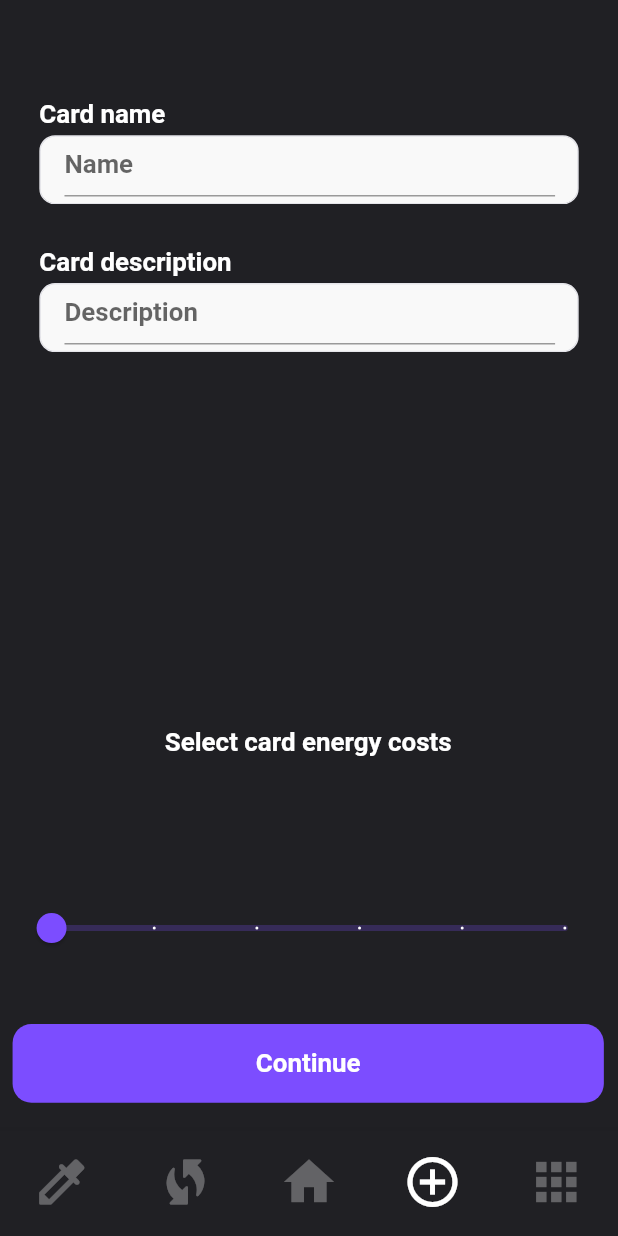
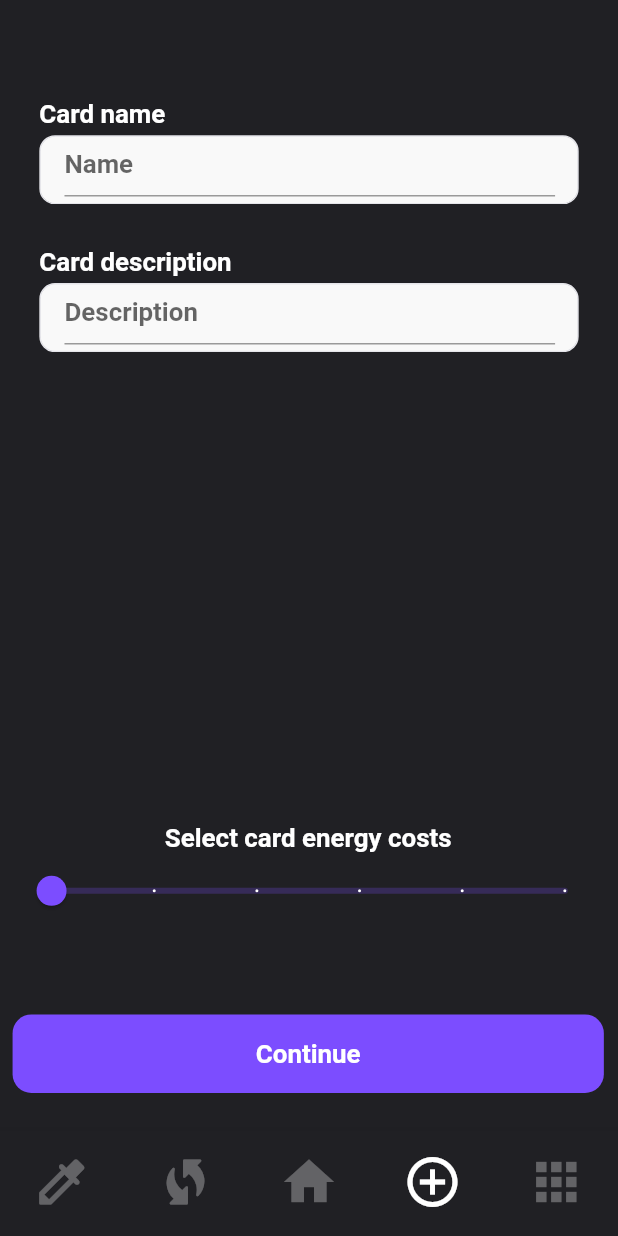
Before and after one commit to PaulAndert/caf_cards_frontend, a Flutter app: the screen it shows after launch, item 4 of the bottom bar chosen, on a phone screen of 412 x 824 dp. Run offline on Flutter 3.47's test engine with Material 2 defaults, Android fonts, the phone set to English and light mode, and no system bars; our stand-ins replace device_info_plus, google_fonts, qr_flutter; missing offline and left inert: qr_code_scanner; accounts and stored records are empty; network calls fail; Roboto replaces fonts that are missing (SF Pro Display).

Commit message:
slider text space reduced

```diff
--- a/CAF_Cards/lib/screens/create/start/start.dart
+++ b/CAF_Cards/lib/screens/create/start/start.dart
@@ -262,10 +262,12 @@ class _CreateStartState extends State<CreateStart> {
                 ],
               ),
             ),
+
             Expanded(
-              // title5Cq (26:2289)
               flex: 1,
-              child: Text(
+              child: Column(
+                children: [
+                  Text(
                     'Select card energy costs',
                     style: SafeGoogleFont(
                       'SF Pro Display',
@@ -275,10 +277,7 @@ class _CreateStartState extends State<CreateStart> {
                       color: Color(0xffffffff),
                     ),
                   ),
-            ),
-            Expanded(
-              flex: 1,
-              child: SliderTheme(
+                  SliderTheme(
                     data: SliderTheme.of(context).copyWith(
                       valueIndicatorShape:
                           const RectangularSliderValueIndicatorShape(),
@@ -302,6 +301,8 @@ class _CreateStartState extends State<CreateStart> {
                         });
                       },
                     ),
+                  ),
+                ],
               ),
             ),
             Expanded(
```
Lines whose indentation alone changed are shown as unchanged.
